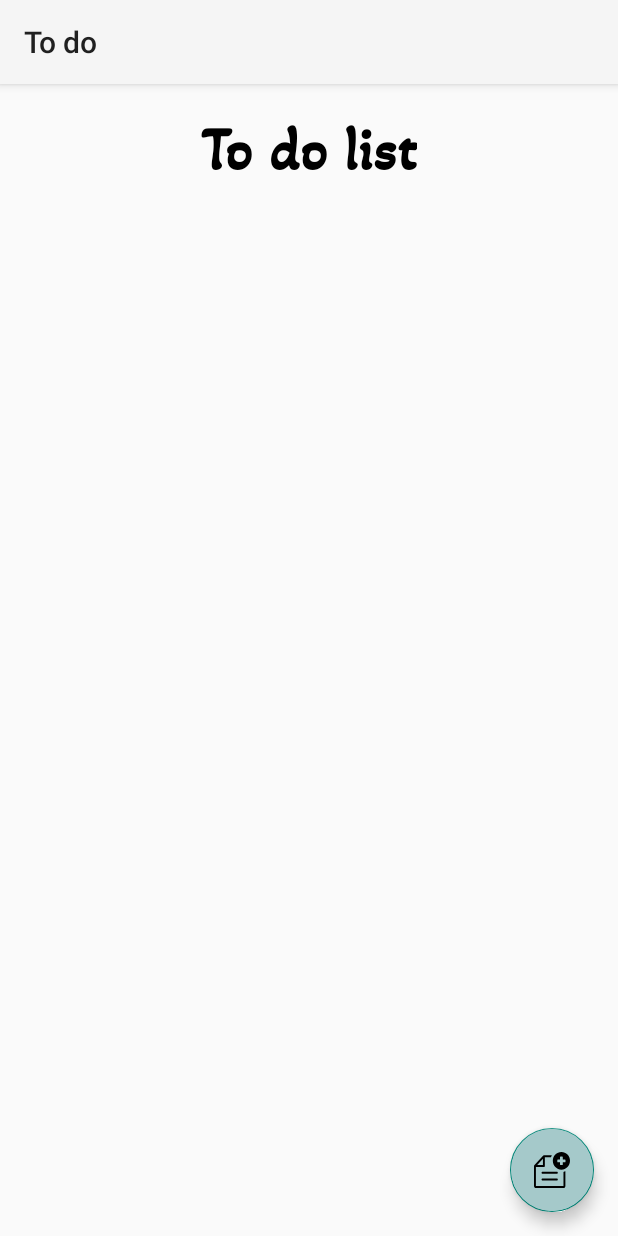
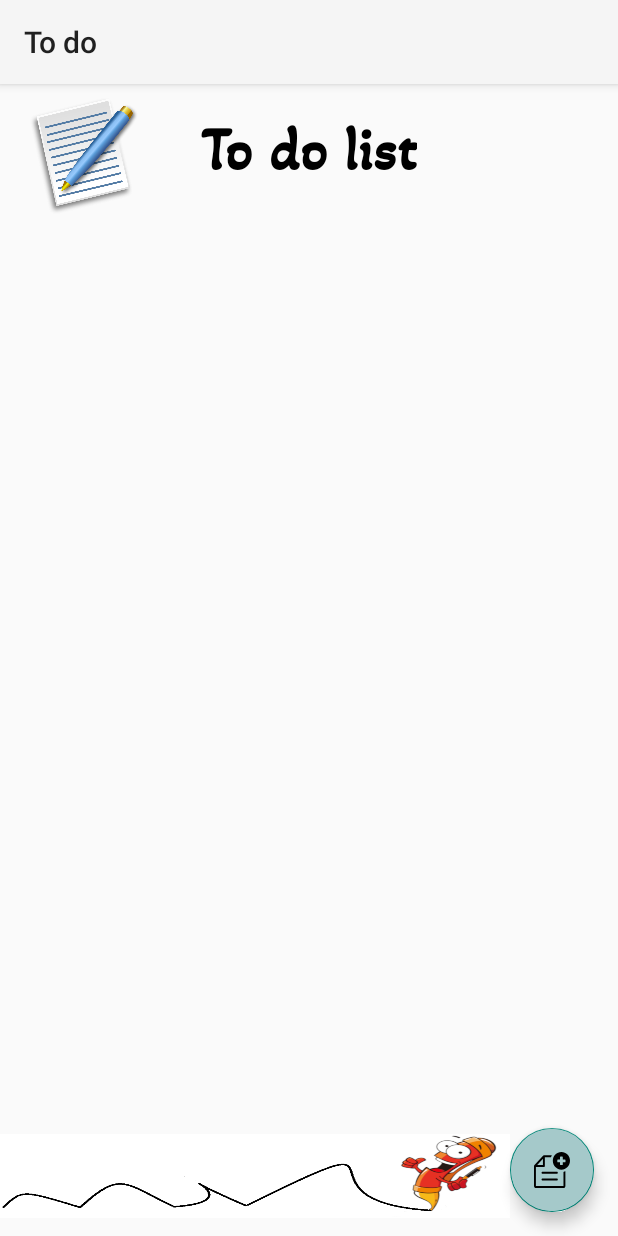
Before and after one commit to AsimRibo/Android-To-do, an Android app: the screen it shows after launch (MainActivity), on a phone screen of 412 x 824 dp. Run offline under Robolectric (Android 15) with nearby library versions, the phone set to English and light mode, and no system bars.

Commit message:
Add bottom illustration

```diff
--- a/app/src/main/res/layout/activity_main.xml
+++ b/app/src/main/res/layout/activity_main.xml
@@ -21,14 +21,26 @@
         app:layout_constraintStart_toStartOf="parent"
         app:layout_constraintTop_toTopOf="parent"/>
 
+
+    <ImageView
+        android:layout_width="80dp"
+        app:layout_constraintStart_toStartOf="parent"
+        app:layout_constraintTop_toTopOf="parent"
+        android:layout_marginStart="@dimen/spacing_16x"
+        android:layout_marginTop="@dimen/spacing_8x"
+        android:src="@drawable/pen_paper"
+        android:layout_height="80dp" />
+
     <androidx.recyclerview.widget.RecyclerView
         android:id="@+id/rvTasks"
         android:layout_width="@dimen/spacing_0x"
+        android:layout_marginTop="@dimen/spacing_16x"
         android:layout_height="@dimen/spacing_0x"
         app:layoutManager="androidx.recyclerview.widget.LinearLayoutManager"
         android:orientation="vertical"
         tools:listitem="@layout/item_task"
         app:layout_constraintBottom_toBottomOf="parent"
+        android:layout_marginBottom="@dimen/spacing_80x"
         app:layout_constraintEnd_toEndOf="parent"
         app:layout_constraintStart_toStartOf="parent"
         app:layout_constraintTop_toBottomOf="@id/tvHeader"/>
@@ -43,4 +55,15 @@
         app:layout_constraintBottom_toBottomOf="parent"
         app:layout_constraintEnd_toEndOf="parent"/>
 
+    <ImageView
+        android:layout_width="@dimen/spacing_0x"
+        app:layout_constraintBottom_toBottomOf="parent"
+        android:src="@drawable/pen_line"
+        app:layout_constraintStart_toStartOf="parent"
+        android:scaleType="fitXY"
+        app:layout_constraintTop_toBottomOf="@id/rvTasks"
+        app:layout_constraintStart_toEndOf="parent"
+        app:layout_constraintEnd_toStartOf="@id/btnAdd"
+        android:layout_height="56dp" />
+
 </androidx.constraintlayout.widget.ConstraintLayout>
--- a/app/src/main/res/values/dimens.xml
+++ b/app/src/main/res/values/dimens.xml
@@ -5,4 +5,5 @@
     <dimen name="spacing_0x">0dp</dimen>
     <dimen name="spacing_8x">8dp</dimen>
     <dimen name="spacing_24x">24dp</dimen>
+    <dimen name="spacing_80x">80dp</dimen>
 </resources>
```
Also changed, not shown: app/src/main/res/drawable/pen_line.png (added), app/src/main/res/drawable/pen_paper.png (added).
